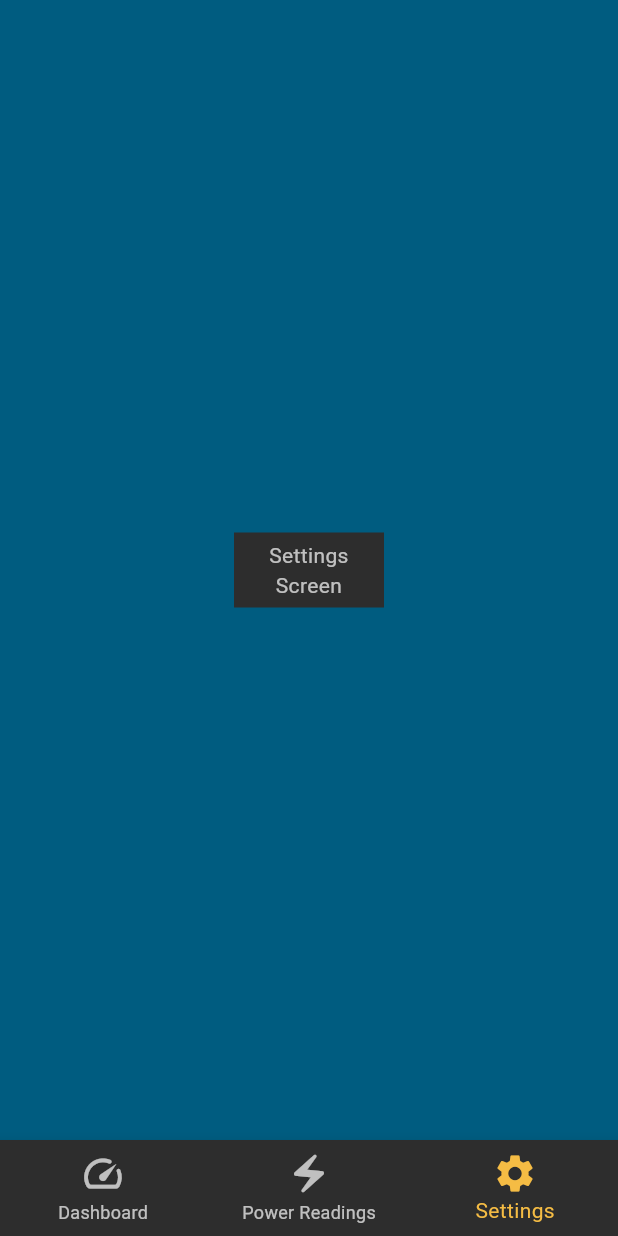
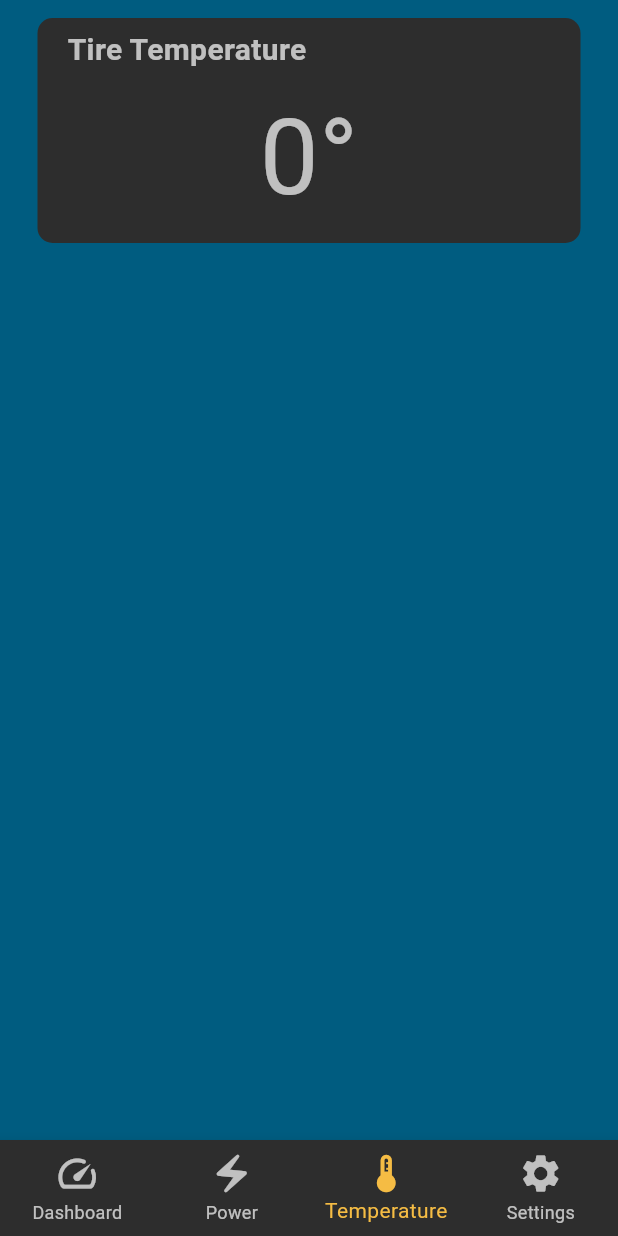
Before and after one commit to UTSME/UTSMEConnect, a Flutter app: the screen it shows after launch, item 3 of the bottom bar chosen, on a phone screen of 412 x 824 dp. Run offline on Flutter 3.47's test engine with Material 3 defaults, Android fonts, the phone set to English and light mode, and no system bars; our stand-ins replace flutter_riverpod, go_router, percent_indicator, sizer.

Commit message:
Added a new Temperature screen

```diff
--- a/lib/src/core/constants/utsmeconnect_colors.dart
+++ b/lib/src/core/constants/utsmeconnect_colors.dart
@@ -6,6 +6,6 @@ class UTSMEConnectColors {
   static const Color kSelectedItem = Color.fromARGB(255, 245, 188, 68);
   static const Color kTextFieldBorder = Color.fromARGB(255, 53, 53, 53);
   static const Color kTextFieldErrorBorder = Color.fromARGB(255, 247, 53, 53);
-  static const Color kMinValue = Color.fromRGBO(177, 56, 56, 1);
+  static const Color kMinValue = Color.fromARGB(255, 177, 56, 56);
   static const Color kMaxValue = Color.fromARGB(255, 0, 92, 128);
 }
--- a/lib/src/core/navigation/utsmeconnect_router.dart
+++ b/lib/src/core/navigation/utsmeconnect_router.dart
@@ -5,11 +5,13 @@ import 'package:utsmeconnect/src/features/power/view/screens/power_screen.dart';
 import 'package:utsmeconnect/src/features/navigation_bar/view/screens/utsmeconnect_navigation_bar.dart';
 import 'package:utsmeconnect/src/features/settings/view/screens/settings_screen.dart';
 import 'package:utsmeconnect/src/features/splash/view/screens/splash_screen.dart';
+import 'package:utsmeconnect/src/features/temperature/view/screens/temperature_screen.dart';
 
 enum UTSMEConnectRoutes {
   splash,
   dashboard,
   power,
+  temperature,
   settings,
 }
 
@@ -21,6 +23,7 @@ class UTSMEConnectRouter {
   static final _rootNavigatorKey = GlobalKey<NavigatorState>();
   static final _rootNavigatorDashboard = GlobalKey<NavigatorState>();
   static final _rootNavigatorPower = GlobalKey<NavigatorState>();
+  static final _rootNavigatorTemperature = GlobalKey<NavigatorState>();
   static final _rootNavigatorSettings = GlobalKey<NavigatorState>();
 
   // static is very important to prevent
@@ -67,6 +70,19 @@ class UTSMEConnectRouter {
             ],
           ),
 
+          // Temperature Branch
+          StatefulShellBranch(
+            navigatorKey: _rootNavigatorTemperature,
+            routes: [
+              GoRoute(
+                path: "/${UTSMEConnectRoutes.temperature.name}",
+                name: UTSMEConnectRoutes.temperature.name,
+                builder: (context, state) =>
+                    TemperatureScreen(key: state.pageKey),
+              )
+            ],
+          ),
+
           // Settings Branch
           StatefulShellBranch(
             navigatorKey: _rootNavigatorSettings,
--- a/lib/src/features/dashboard/data/remote/dashboard_data.dart
+++ b/lib/src/features/dashboard/data/remote/dashboard_data.dart
@@ -12,11 +12,6 @@ class DashboardData {
     return Random().nextInt(UTSMEConnectValues.kMaxSpeed).toDouble();
   }
 
-  static double fetchTireTemperature() {
-    //fetch the tire temperature
-    return Random().nextInt(UTSMEConnectValues.kTireTemperature).toDouble();
-  }
-
   static double fetchSuspension() {
     //fetch the suspension
     return Random().nextInt(UTSMEConnectValues.kSuspension).toDouble();
--- a/lib/src/features/navigation_bar/view/screens/utsmeconnect_navigation_bar.dart
+++ b/lib/src/features/navigation_bar/view/screens/utsmeconnect_navigation_bar.dart
@@ -32,6 +32,7 @@ class _UTSMEConnectNavigationBarState extends State<UTSMEConnectNavigationBar> {
         child: widget.navigationShell,
       ),
       bottomNavigationBar: BottomNavigationBar(
+        type: BottomNavigationBarType.fixed,
         backgroundColor: UTSMEConnectColors.kBackgroundSecondary,
         selectedItemColor: UTSMEConnectColors.kSelectedItem,
         unselectedItemColor: Colors.white70,
@@ -50,7 +51,11 @@ class _UTSMEConnectNavigationBarState extends State<UTSMEConnectNavigationBar> {
           ),
           BottomNavigationBarItem(
             icon: Icon(Icons.electric_bolt),
-            label: "Power Readings",
+            label: "Power",
+          ),
+          BottomNavigationBarItem(
+            icon: Icon(Icons.thermostat),
+            label: "Temperature",
           ),
           BottomNavigationBarItem(
             icon: Icon(Icons.settings),
--- /dev/null
+++ b/lib/src/features/temperature/controller/temperature_controller.dart
@@ -0,0 +1,44 @@
+import 'dart:async';
+import 'package:flutter_riverpod/flutter_riverpod.dart';
+import 'package:utsmeconnect/src/features/temperature/data/remote/temperature_data.dart';
+
+/// class to contain the properties
+class TemperatureState {
+  double tireTemperature;
+
+  TemperatureState({
+    required this.tireTemperature,
+  });
+
+  TemperatureState copyWith({
+    required double tireTemperature,
+  }) {
+    return TemperatureState(
+      tireTemperature: tireTemperature,
+    );
+  }
+}
+
+/// class to do operations on the properties
+class TemperatureController extends StateNotifier<TemperatureState> {
+  TemperatureController(super.state) {
+    periodicallyUpdateTemperatureData();
+  }
+
+  void periodicallyUpdateTemperatureData() async {
+    Timer.periodic(const Duration(microseconds: 1), (timer) {
+      state.tireTemperature = TemperatureData.fetchTireTemperature();
+    });
+    state = state.copyWith(
+      tireTemperature: state.tireTemperature,
+    );
+  }
+}
+
+/// exposing the controller using Riverpod
+final temperatureControllerProvider =
+    StateNotifierProvider<TemperatureController, TemperatureState>((ref) {
+  return TemperatureController(TemperatureState(
+    tireTemperature: TemperatureData.fetchTireTemperature(),
+  ));
+});
--- /dev/null
+++ b/lib/src/features/temperature/view/screens/temperature_screen.dart
@@ -0,0 +1,67 @@
+import 'dart:async';
+import 'package:flutter/material.dart';
+import 'package:flutter_riverpod/flutter_riverpod.dart';
+import 'package:utsmeconnect/src/core/constants/utsmeconnect_colors.dart';
+import 'package:utsmeconnect/src/features/shared/view/widgets/vertical_card.dart';
+import 'package:utsmeconnect/src/features/temperature/controller/temperature_controller.dart';
+
+class TemperatureScreen extends ConsumerStatefulWidget {
+  const TemperatureScreen({super.key});
+
+  @override
+  ConsumerState<ConsumerStatefulWidget> createState() =>
+      _TemperatureScreenState();
+}
+
+class _TemperatureScreenState extends ConsumerState<TemperatureScreen> {
+  // Retrieve the controller
+  late TemperatureState temperatureControllerState =
+      ref.watch(temperatureControllerProvider);
+
+  // Initialize the temperature values
+  late double tireTemperature = 0;
+
+  void periodicallyUpdateTemperatureData() {
+    Timer.periodic(const Duration(seconds: 3), (timer) {
+      double newTireTemperature = temperatureControllerState.tireTemperature;
+      if (tireTemperature != newTireTemperature) {
+        setState(() {
+          tireTemperature = newTireTemperature;
+        });
+      }
+    });
+  }
+
+  @override
+  void initState() {
+    super.initState();
+    periodicallyUpdateTemperatureData();
+  }
+
+  @override
+  Widget build(BuildContext context) {
+    double screenWidth = MediaQuery.sizeOf(context).width;
+    //double screenHeight = MediaQuery.sizeOf(context).height;
+
+    return Scaffold(
+      backgroundColor: UTSMEConnectColors.kBackgroundPrimary,
+      body: SafeArea(
+          child: Center(
+        child: Column(
+          children: [
+            // Tire Temperature
+            VerticalCard(
+              screenWidth: screenWidth,
+              cardHeight: 150,
+              cardLabel: "Tire Temperature",
+              cardWidget: Text(
+                "${(tireTemperature).toInt()}°",
+                style: const TextStyle(color: Colors.white70, fontSize: 70),
+              ),
+            ),
+          ],
+        ),
+      )),
+    );
+  }
+}
```
Also changed, not shown: lib/src/features/dashboard/controller/dashboard_controller.dart (+0 -7 lines), lib/src/features/dashboard/view/screens/dashboard_screen.dart (+1 -17 lines), lib/src/features/temperature/data/remote/temperature_data.dart (added, +14 -0 lines).
